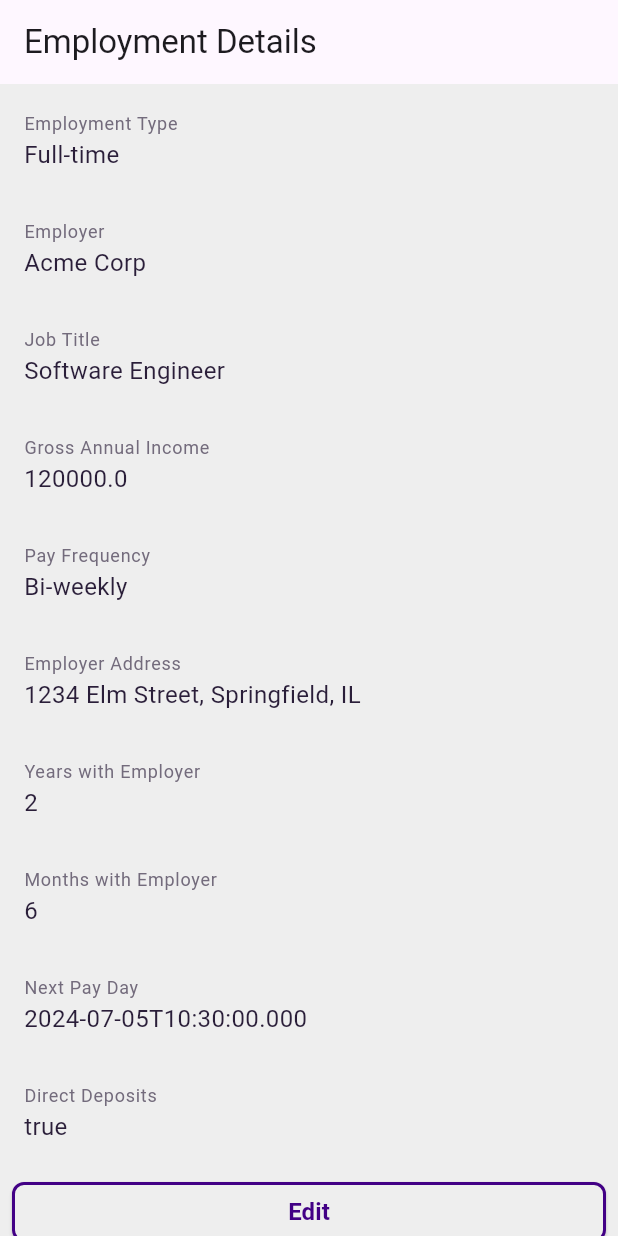
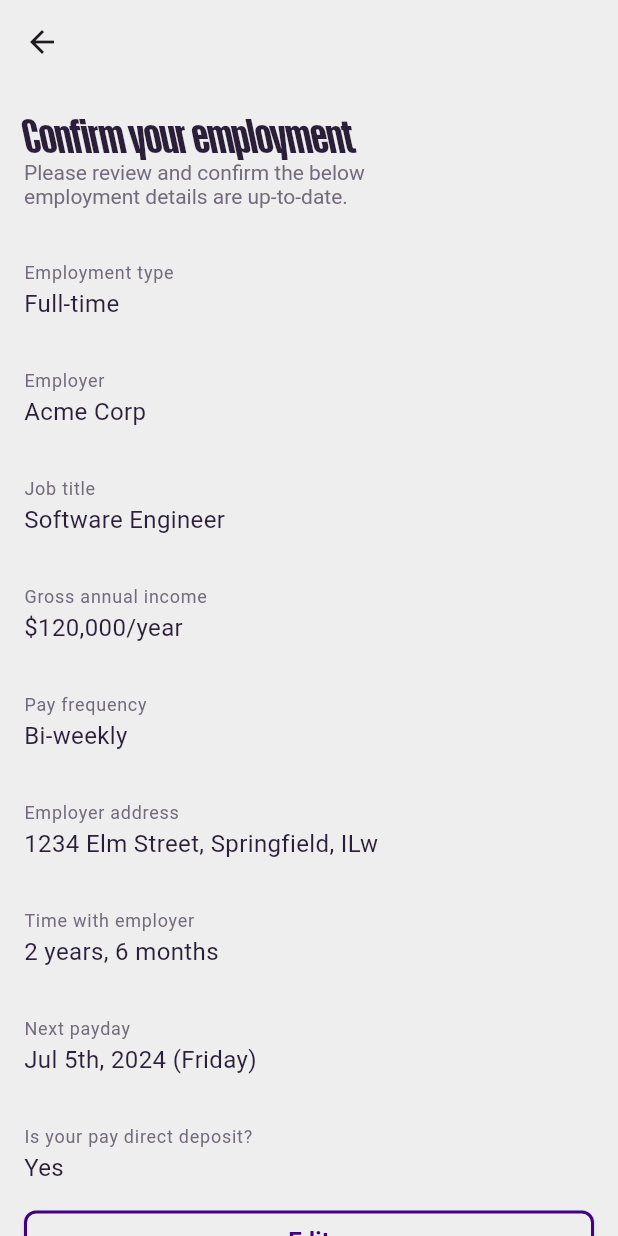
Before and after one commit to zizutg/meetava_pro, a Flutter app: the EmploymentDisplayScreen screen opened by its route, on a phone screen of 412 x 824 dp. Run offline on Flutter 3.47's test engine with Material 3 defaults, Android fonts, the phone set to English and light mode, and no system bars; our stand-ins replace flutter_riverpod, go_router, riverpod_annotation, syncfusion_flutter_charts, syncfusion_flutter_gauges, syncfusion_flutter_sliders; missing offline and left inert: syncfusion_flutter_core; generated files the repository leaves out were written again.

Commit message:
Employment Display Scree is completed

```diff
--- a/lib/src/models/employment_model.dart
+++ b/lib/src/models/employment_model.dart
@@ -1,3 +1,5 @@
+import '../src.dart';
+
 class Employment {
   final String employmentType;
   final String employer;
@@ -5,10 +7,9 @@ class Employment {
   final double grossAnnualIncome;
   final String payFrequency;
   final String employerAddress;
-  final int yearsWithEmployer;
-  final int monthsWithEmployer;
+  final int timeWithEmployer; // in months
   final DateTime nextPayDay;
-  final bool directDeposits;
+  final DirectDeposit directDeposit;
 
   Employment({
     required this.employmentType,
@@ -17,10 +18,9 @@ class Employment {
     required this.grossAnnualIncome,
     required this.payFrequency,
     required this.employerAddress,
-    required this.yearsWithEmployer,
-    required this.monthsWithEmployer,
+    required this.timeWithEmployer,
     required this.nextPayDay,
-    required this.directDeposits,
+    required this.directDeposit,
   });
 
   Employment copyWith({
@@ -30,10 +30,9 @@ class Employment {
     double? grossAnnualIncome,
     String? payFrequency,
     String? employerAddress,
-    int? yearsWithEmployer,
-    int? monthsWithEmployer,
+    int? timeWithEmployer,
     DateTime? nextPayDay,
-    bool? directDeposits,
+    DirectDeposit? directDeposit,
   }) {
     return Employment(
       employmentType: employmentType ?? this.employmentType,
@@ -42,40 +41,37 @@ class Employment {
       grossAnnualIncome: grossAnnualIncome ?? this.grossAnnualIncome,
       payFrequency: payFrequency ?? this.payFrequency,
       employerAddress: employerAddress ?? this.employerAddress,
-      yearsWithEmployer: yearsWithEmployer ?? this.yearsWithEmployer,
-      monthsWithEmployer: monthsWithEmployer ?? this.monthsWithEmployer,
+      timeWithEmployer: timeWithEmployer ?? this.timeWithEmployer,
       nextPayDay: nextPayDay ?? this.nextPayDay,
-      directDeposits: directDeposits ?? this.directDeposits,
+      directDeposit: directDeposit ?? this.directDeposit,
     );
   }
 
   Map<String, dynamic> toMap() {
     return {
-      'Employment Type': employmentType,
+      'Employment type': employmentType,
       'Employer': employer,
-      'Job Title': jobTitle,
-      'Gross Annual Income': grossAnnualIncome,
-      'Pay Frequency': payFrequency,
-      'Employer Address': employerAddress,
-      'Years with Employer': yearsWithEmployer,
-      'Months with Employer': monthsWithEmployer,
-      'Next Pay Day': nextPayDay.toIso8601String(),
-      'Direct Deposits': directDeposits,
+      'Job title': jobTitle,
+      'Gross annual income': grossAnnualIncome,
+      'Pay frequency': payFrequency,
+      'Employer address': employerAddress,
+      'Time with employer': timeWithEmployer,
+      'Next payday': nextPayDay.toIso8601String(),
+      'Is your pay direct deposit?': directDeposit,
     };
   }
 
   factory Employment.fromMap(Map<String, dynamic> map) {
     return Employment(
-      employmentType: map['Employment Type'] ?? '',
+      employmentType: map['Employment type'] ?? '',
       employer: map['Employer'] ?? '',
-      jobTitle: map['Job Title'] ?? '',
-      grossAnnualIncome: map['Gross Annual Income']?.toDouble() ?? 0.0,
-      payFrequency: map['Pay Frequency'] ?? '',
-      employerAddress: map['Employer Address'] ?? '',
-      yearsWithEmployer: map['Years with Employer'] ?? 0,
-      monthsWithEmployer: map['Months with Employer'] ?? 0,
-      nextPayDay: DateTime.parse(map['Next Pay Day']),
-      directDeposits: map['Direct Deposits'] ?? false,
+      jobTitle: map['Job title'] ?? '',
+      grossAnnualIncome: map['Gross annual income']?.toDouble() ?? 0.0,
+      payFrequency: map['Pay frequency'] ?? '',
+      employerAddress: map['Employer address'] ?? '',
+      timeWithEmployer: map['Time with employer'] ?? 0,
+      nextPayDay: DateTime.parse(map['Next payday']),
+      directDeposit: map['Is your pay direct deposit?'] ?? DirectDeposit.Yes,
     );
   }
 }
--- a/lib/src/providers/employment_provider.dart
+++ b/lib/src/providers/employment_provider.dart
@@ -1,3 +1,4 @@
+import 'package:intl/intl.dart';
 import 'package:riverpod_annotation/riverpod_annotation.dart';
 import '../src.dart';
 part 'employment_provider.g.dart';
@@ -12,11 +13,84 @@ class EmploymentNotifier extends _$EmploymentNotifier {
       jobTitle: 'Software Engineer',
       grossAnnualIncome: 120000,
       payFrequency: 'Bi-weekly',
-      employerAddress: '1234 Elm Street, Springfield, IL',
-      yearsWithEmployer: 2,
-      monthsWithEmployer: 6,
-      nextPayDay: DateTime.now().add(Duration(days: 14)),
-      directDeposits: true,
+      employerAddress: '1234 Elm Street, Springfield, ILw',
+      timeWithEmployer: 30,
+      nextPayDay: DateTime.now().add(const Duration(days: 14)),
+      directDeposit: DirectDeposit.Yes,
     );
   }
+
+  TitleType getTitleType(String title) {
+    switch (title) {
+      case 'Time with employer':
+        return TitleType.timeWithEmployer;
+      case 'Gross annual income':
+        return TitleType.grossAnnualIncome;
+      case 'Next payday':
+        return TitleType.nextPayday;
+      case 'Is your pay direct deposit?':
+        return TitleType.directDeposit;
+      default:
+        return TitleType.other;
+    }
+  }
+
+  String formatedString({required String title, required String subTitle}) {
+    TitleType titleType = getTitleType(title);
+
+    switch (titleType) {
+      case TitleType.timeWithEmployer:
+        return formatTimeWithEmployer(state.timeWithEmployer);
+      case TitleType.grossAnnualIncome:
+        return formatGrossAnnualIncome(state.grossAnnualIncome);
+      case TitleType.nextPayday:
+        return formatNextPayday(state.nextPayDay);
+      case TitleType.directDeposit:
+        return formatDirectDeposit(state.directDeposit);
+      case TitleType.other:
+      default:
+        return subTitle;
+    }
+  }
+
+  String formatTimeWithEmployer(int months) {
+    int year = months ~/ 12;
+    int month = months % 12;
+    return '$year year${year != 1 ? 's' : ''}, $month month${month != 1 ? 's' : ''}';
+  }
+
+  String formatGrossAnnualIncome(double income) {
+    return '${NumberFormat('\$#,##0').format(income)}/year';
+  }
+
+  String formatNextPayday(DateTime date) {
+    String dayName = DateFormat('EEEE').format(date);
+    String month = DateFormat('MMM').format(date);
+    String year = DateFormat('yyyy').format(date);
+    int day = date.day;
+
+    String ordinalSuffix = getOrdinalSuffix(day);
+
+    return '$month $day$ordinalSuffix, $year ($dayName)';
+  }
+
+  String formatDirectDeposit(DirectDeposit directDeposit) {
+    return directDeposit == DirectDeposit.Yes ? 'Yes' : 'No';
+  }
+
+  String getOrdinalSuffix(int day) {
+    if (day >= 11 && day <= 13) {
+      return 'th';
+    }
+    switch (day % 10) {
+      case 1:
+        return 'st';
+      case 2:
+        return 'nd';
+      case 3:
+        return 'rd';
+      default:
+        return 'th';
+    }
+  }
 }
--- a/lib/src/ui/screens/employment_display_screen.dart
+++ b/lib/src/ui/screens/employment_display_screen.dart
@@ -1,5 +1,6 @@
 import 'package:flutter/material.dart';
 import 'package:flutter_riverpod/flutter_riverpod.dart';
+import 'package:go_router/go_router.dart';
 import '../../src.dart';
 
 class EmploymentDisplayScreen extends ConsumerWidget {
@@ -8,48 +9,79 @@ class EmploymentDisplayScreen extends ConsumerWidget {
   @override
   Widget build(BuildContext context, WidgetRef ref) {
     final employmentProvider = ref.watch(employmentNotifierProvider);
+    final employmentNotifier = ref.read(employmentNotifierProvider.notifier);
     final employmentMap = employmentProvider.toMap();
 
     return Scaffold(
-      appBar: AppBar(title: const Text('Employment Details')),
+      appBar: AppBar(
+        leading: IconButton(
+          icon: Icon(Icons.arrow_back), // Custom back icon
+          onPressed: () {
+            GoRouter.of(context).push('/');
+          },
+        ),
+        backgroundColor: Palette.lightGrey,
+      ),
       body: Column(
+        crossAxisAlignment: CrossAxisAlignment.start,
         children: [
+          Padding(
+            padding: AppPadding.allMedium,
+            child: RichText(
+                text: TextSpan(children: [
+              TextSpan(
+                  text: 'Confirm your employment\n',
+                  style: AppTextStyles.displayLarge
+                      .copyWith(fontFamily: 'AtSlamCndTRIAL')),
+              TextSpan(
+                  text:
+                      'Please review and confirm the below \nemployment details are up-to-date.',
+                  style: AppTextStyles.titleMedium
+                      .copyWith(color: Palette.lightPurple))
+            ])),
+          ),
           ListView(
             shrinkWrap: true,
             children: employmentMap.entries.map((entry) {
-              return buildListTile(entry.key, entry.value.toString());
+              String title = entry.key;
+              String subtitle = employmentNotifier.formatedString(
+                  title: entry.key,
+                  subTitle: entry.value.toString()); //entry.value.toString();
+
+              return _buildListTile(title, subtitle);
             }).toList(),
           ),
           const Spacer(),
-          Padding(
-            padding: EdgeInsets.all(8.0),
-            child: SizedBox(
-                width: double.infinity,
-                child: ElevatedButton(
-                    style: ElevatedButton.styleFrom(
-                        backgroundColor: Palette.lightGrey.withOpacity(1),
-                        shape: RoundedRectangleBorder(
-                            side: const BorderSide(
-                                color: Palette.deepPurple,
-                                width: AppSizes.spaceXXS),
-                            borderRadius:
-                                BorderRadius.circular(AppSizes.spaceSmall))),
-                    onPressed: () {},
-                    child: Padding(
-                      padding: AppPadding.allSmall,
-                      child: Text(
-                        'Edit',
-                        style: AppTextStyles.headlineSmall
-                            .copyWith(color: Palette.deepPurple),
-                      ),
-                    ))),
-          )
+          ElevatedTextButton(
+              model: ElevetedTextButtonModel(
+            text: 'Edit',
+            onPressed: () => GoRouter.of(context).push('/emp_edit'),
+            backgroundColor: Palette.lightGrey,
+            borderColor: Palette.deepPurple,
+            textColor: Palette.deepPurple,
+            borderWidth: AppSizes.spaceXXS,
+            borderRadius: AppSizes.spaceSmall,
+          )),
+          AppGaps.vSmallGap,
+          ElevatedTextButton(
+              model: ElevetedTextButtonModel(
+            text: 'Confirm',
+            onPressed: () {
+              // Handle button press
+            },
+            backgroundColor: Palette.deepPurple,
+            borderColor: Colors.transparent,
+            textColor: Palette.white,
+            borderWidth: AppSizes.spaceXXS,
+            borderRadius: AppSizes.spaceSmall,
+          )),
+          AppGaps.vSmallGap,
         ],
       ),
     );
   }
 
-  ListTile buildListTile(String title, String subtitle) {
+  ListTile _buildListTile(String title, String subtitle) {
     return ListTile(
       title: Text(
         title,
@@ -62,3 +94,60 @@ class EmploymentDisplayScreen extends ConsumerWidget {
     );
   }
 }
+
+class ElevetedTextButtonModel {
+  final String text;
+  final VoidCallback onPressed;
+  final Color backgroundColor;
+  final Color borderColor;
+  final Color textColor;
+  final double borderWidth;
+  final double borderRadius;
+
+  ElevetedTextButtonModel({
+    required this.text,
+    required this.onPressed,
+    required this.backgroundColor,
+    required this.borderColor,
+    required this.textColor,
+    required this.borderWidth,
+    required this.borderRadius,
+  });
+}
+
+class ElevatedTextButton extends StatelessWidget {
+  final ElevetedTextButtonModel model;
+
+  const ElevatedTextButton({super.key, required this.model});
+
+  @override
+  Widget build(BuildContext context) {
+    return Padding(
+      padding: AppPadding.horizontalMedium,
+      child: SizedBox(
+        width: double.infinity,
+        child: ElevatedButton(
+          style: ElevatedButton.styleFrom(
+            backgroundColor: model.backgroundColor.withOpacity(1),
+            shape: RoundedRectangleBorder(
+              side: BorderSide(
+                color: model.borderColor,
+                width: model.borderWidth,
+              ),
+              borderRadius: BorderRadius.circular(model.borderRadius),
+            ),
+          ),
+          onPressed: model.onPressed,
+          child: Padding(
+            padding: AppPadding.allSmall,
+            child: Text(
+              model.text,
+              style:
+                  AppTextStyles.headlineSmall.copyWith(color: model.textColor),
+            ),
+          ),
+        ),
+      ),
+    );
+  }
+}
--- a/lib/src/ui/screens/home_screen.dart
+++ b/lib/src/ui/screens/home_screen.dart
@@ -13,7 +13,6 @@ class MeetAvaHome extends ConsumerWidget {
       appBar: AppBar(
           leading: IconButton(
               onPressed: () {
-                // To do implement the route here
                 GoRouter.of(context).push('/emp_disp');
               },
               icon: const Icon(
--- a/lib/src/util/routes.dart
+++ b/lib/src/util/routes.dart
@@ -9,7 +9,7 @@ class AppRoutes {
       GoRoute(
         path: '/',
         builder: (BuildContext context, GoRouterState state) =>
-            const EmploymentDisplayScreen(),
+            const MeetAvaHome(),
       ),
       GoRoute(
         path: '/emp_disp',
```
Also changed, not shown: lib/src/ui/screens/employment_edit_screen.dart (+9 -1 lines), lib/src/util/constants.dart (+10 -0 lines), lib/src/providers/employment_provider.g.dart.
